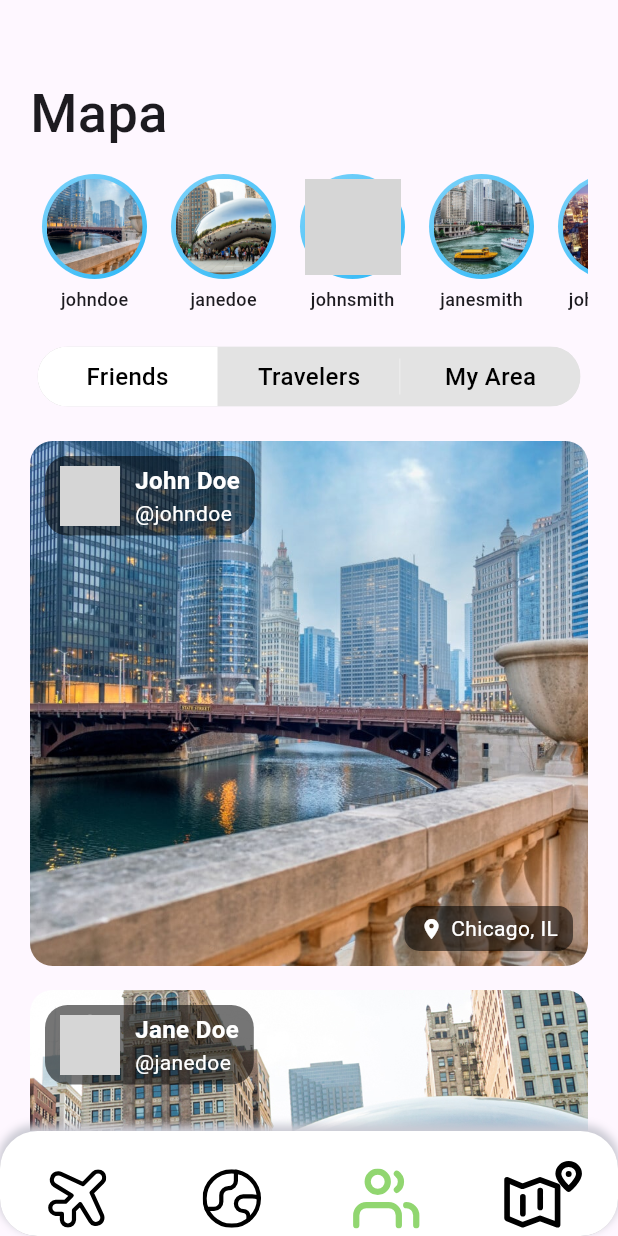
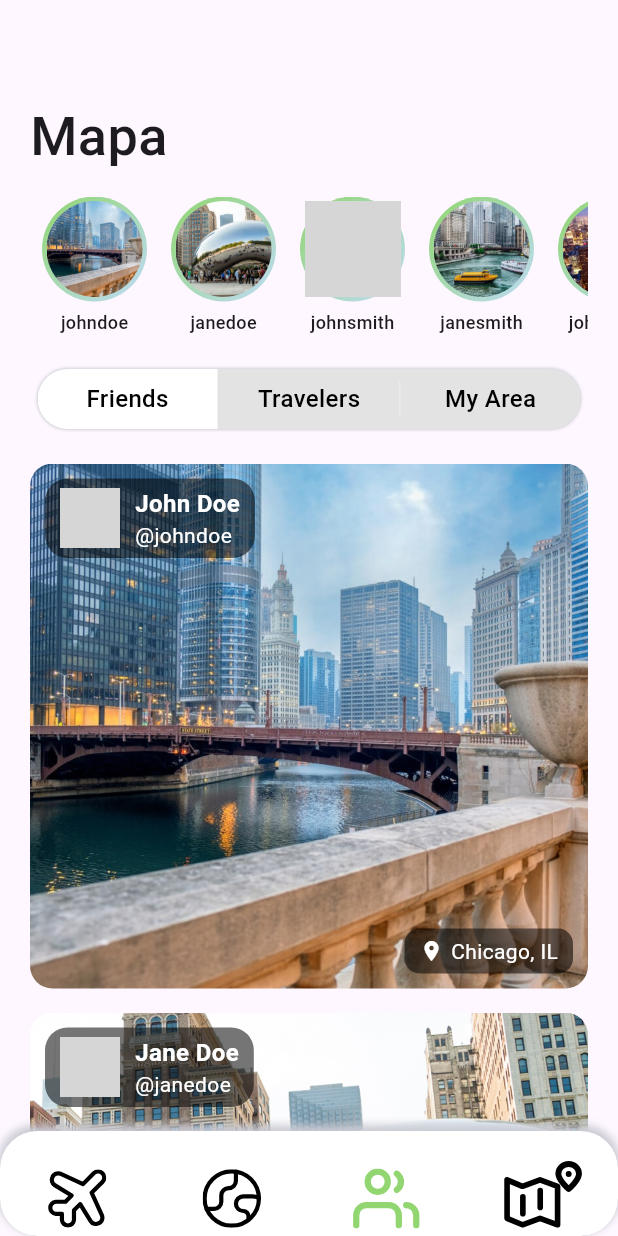
Before and after one commit to Victorfenton11/Mapa, a Flutter app: the screen it shows after launch, item 3 of the bottom bar chosen, on a phone screen of 412 x 824 dp. Run offline on Flutter 3.47's test engine with Material 3 defaults, Android fonts, the phone set to English and light mode, and no system bars; drawn by our look-alikes of toggle_switch; our stand-ins replace flutter_svg; grey boxes are pictures that could not be loaded.

Commit message:
detailing and correcting spacing

```diff
--- a/mapa/lib/pages/discover.dart
+++ b/mapa/lib/pages/discover.dart
@@ -33,7 +33,9 @@ class _DiscoverState extends State<Discover> {
             const EdgeInsets.only(top: 50.0, left: 20, right: 20, bottom: 70.0),
         child: Column(
           children: [
-            const Row(
+            const Padding(
+              padding: EdgeInsets.only(top: 15.0),
+              child: Row(
                 mainAxisAlignment: MainAxisAlignment.spaceBetween,
                 crossAxisAlignment: CrossAxisAlignment.center,
                 children: [
@@ -61,6 +63,7 @@ class _DiscoverState extends State<Discover> {
                     ],
                   ),
                 ],
+              ),
             ),
             const SizedBox(height: 20),
             Row(
@@ -110,6 +113,8 @@ class _DiscoverState extends State<Discover> {
             // Scrollable gallery of images here
             Expanded(
               child: StaggeredGridView.countBuilder(
+                // TODO: why when we add padding bottom navbar is surpassed?
+                padding: const EdgeInsets.only(top: 10.0, bottom: 30.0),
                 crossAxisCount: 2,
                 itemCount: images.length,
                 itemBuilder: (BuildContext context, int index) =>
--- a/mapa/lib/pages/mapa.dart
+++ b/mapa/lib/pages/mapa.dart
@@ -1,5 +1,6 @@
 import 'package:flutter/material.dart';
 import 'package:toggle_switch/toggle_switch.dart';
+import 'package:mapa/constants.dart' as constants;
 
 class Mapa extends StatefulWidget {
   const Mapa({super.key});
@@ -65,11 +66,14 @@ class _MapaState extends State<Mapa> {
               mainAxisAlignment: MainAxisAlignment.spaceBetween,
               crossAxisAlignment: CrossAxisAlignment.center,
               children: [
-                Text(
+                Padding(
+                  padding: EdgeInsets.only(top: 15.0),
+                  child: Text(
                     "Mapa",
                     style: TextStyle(
                       fontSize: 36,
                       fontWeight: FontWeight.w500,
+                    ),
                   ),
                 ),
               ],
@@ -96,7 +100,20 @@ class _MapaState extends State<Mapa> {
               ),
             ),
             const SizedBox(height: 15),
-            ToggleSwitch(
+            Container(
+              decoration: const BoxDecoration(
+                borderRadius: BorderRadius.all(
+                  Radius.circular(30),
+                ),
+                boxShadow: [
+                  BoxShadow(
+                    color: Color(constants.GREY),
+                    spreadRadius: 0.5,
+                    blurRadius: 1.0,
+                  )
+                ]
+              ),
+              child: ToggleSwitch(
                 inactiveBgColor: const Color.fromARGB(255, 227, 227, 227),
                 minWidth: 120.0,
                 cornerRadius: 20.0,
@@ -127,10 +144,12 @@ class _MapaState extends State<Mapa> {
                   print('switched to: $index');
                 },
               ),
+            ),
             const SizedBox(height: 15),
-            // Add sizedbox here
             Expanded(
               child: ListView.builder(
+                // TODO: Adding padding deletes space on top but then list surpasses bottom navbar
+                padding: const EdgeInsets.only(bottom: 35.0),
                 itemCount: posts.length,
                 itemBuilder: (context, index) {
                   final post = posts[index];
@@ -165,7 +184,7 @@ class _MapaState extends State<Mapa> {
           decoration: BoxDecoration(
             shape: BoxShape.circle,
             gradient: LinearGradient(
-              colors: [Colors.lightBlue.shade200, Colors.lightBlue.shade400],
+              colors: [Color(constants.GREEN), Color(constants.LIGHT_BLUE)],
               begin: Alignment.topLeft,
               end: Alignment.bottomRight,
             ),
```
Lines whose indentation alone changed are shown as unchanged.
